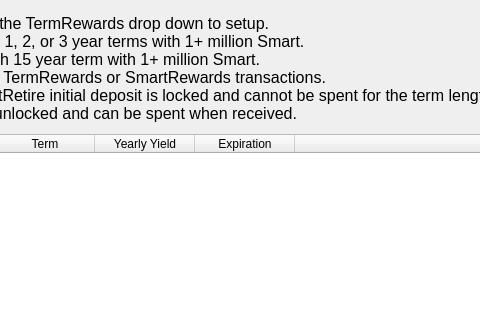
The window that src/qt/forms/termrewardslist.ui (SmartCash/Core-Smart) describes before a commit, drawn with Qt 5; both pictures show x 224 to 704 and y 0 to 320 of the 961 by 557 pixel window.
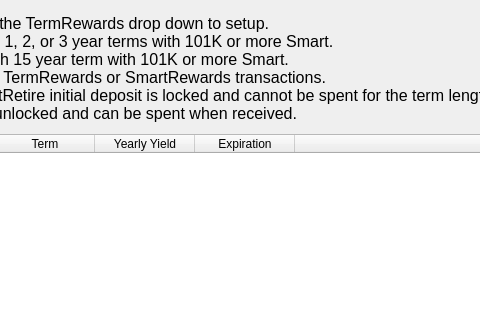
The same window after the commit. The open tabs and pages were chosen to show the change. Custom widgets are drawn as their Qt base class.

Commit message: TermRewards QT Updates

Diff of the .ui file:
```diff
--- a/src/qt/forms/termrewardslist.ui
+++ b/src/qt/forms/termrewardslist.ui
@@ -175,7 +175,7 @@
                </font>
               </property>
               <property name="text">
-               <string>Use the Send tab and select the TermRewards drop down to setup.&lt;br /&gt;TermRewards only qualify for 1, 2, or 3 year terms with 1+ million Smart.&lt;br /&gt;SmartRetire only qualifies with 15 year term with 1+ million Smart.&lt;br /&gt;Restart the wallet to see new TermRewards or SmartRewards transactions.&lt;br /&gt;The TermRewards and SmartRetire initial deposit is locked and cannot be spent for the term length.&lt;br /&gt;The quarterly payments are unlocked and can be spent when received. </string>
+               <string>Use the Send tab and select the TermRewards drop down to setup.&lt;br /&gt;TermRewards only qualify for 1, 2, or 3 year terms with 101K or more Smart.&lt;br /&gt;SmartRetire only qualifies with 15 year term with 101K or more Smart.&lt;br /&gt;Restart the wallet to see new TermRewards or SmartRewards transactions.&lt;br /&gt;The TermRewards and SmartRetire initial deposit is locked and cannot be spent for the term length.&lt;br /&gt;The quarterly payments are unlocked and can be spent when received. </string>
               </property>
              </widget>
             </item>
```
The commit also changes 2 other files.
